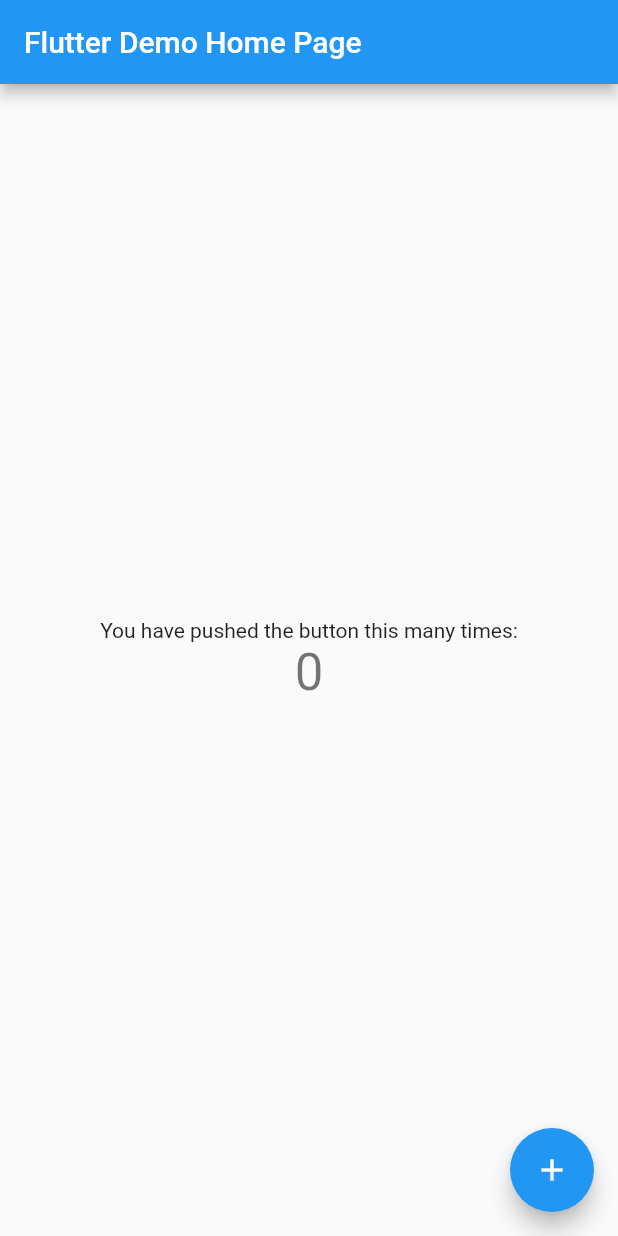
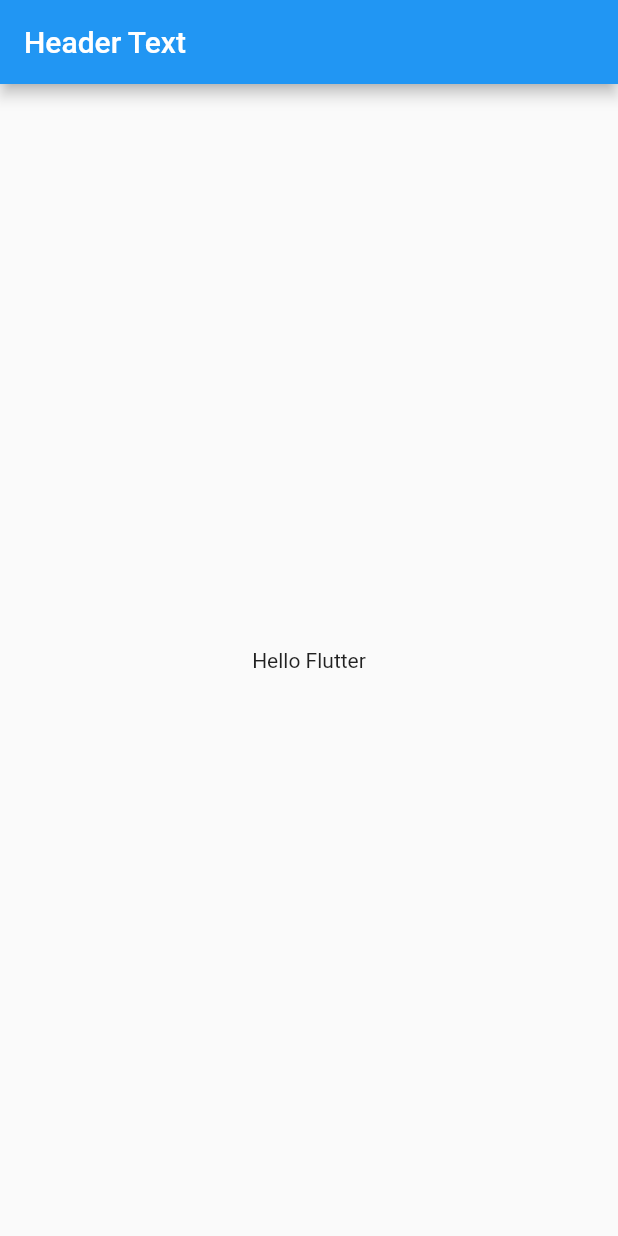
Before and after one commit to devym-37/flutter, a Flutter app: the screen it shows after launch, on a phone screen of 412 x 824 dp. Run offline on Flutter 3.47's test engine with Material 2 defaults, Android fonts, the phone set to English and light mode, and no system bars.

Commit message:
flutter helloworld

```diff
--- a/toonflix/lib/main.dart
+++ b/toonflix/lib/main.dart
@@ -1,115 +1,22 @@
 import 'package:flutter/material.dart';
 
 void main() {
-  runApp(const MyApp());
+  runApp(App());
 }
 
-class MyApp extends StatelessWidget {
-  const MyApp({super.key});
-
-  // This widget is the root of your application.
+// flutter SDK 3개의 core Widget중 하나를 상속 받아야한다
+class App extends StatelessWidget {
+  // build 메서드 구현 ui 구성
+  // scaffold가 필요
   @override
   Widget build(BuildContext context) {
     return MaterialApp(
-      title: 'Flutter Demo',
-      theme: ThemeData(
-        // This is the theme of your application.
-        //
-        // Try running your application with "flutter run". You'll see the
-        // application has a blue toolbar. Then, without quitting the app, try
-        // changing the primarySwatch below to Colors.green and then invoke
-        // "hot reload" (press "r" in the console where you ran "flutter run",
-        // or simply save your changes to "hot reload" in a Flutter IDE).
-        // Notice that the counter didn't reset back to zero; the application
-        // is not restarted.
-        primarySwatch: Colors.blue,
+      home: Scaffold(
+        appBar: AppBar(
+          title: Text('Header Text'),
+        ),
+        body: Center(child: Text('Hello Flutter')),
       ),
-      home: const MyHomePage(title: 'Flutter Demo Home Page'),
     );
   }
 }
-
-class MyHomePage extends StatefulWidget {
-  const MyHomePage({super.key, required this.title});
-
-  // This widget is the home page of your application. It is stateful, meaning
-  // that it has a State object (defined below) that contains fields that affect
-  // how it looks.
-
-  // This class is the configuration for the state. It holds the values (in this
-  // case the title) provided by the parent (in this case the App widget) and
-  // used by the build method of the State. Fields in a Widget subclass are
-  // always marked "final".
-
-  final String title;
-
-  @override
-  State<MyHomePage> createState() => _MyHomePageState();
-}
-
-class _MyHomePageState extends State<MyHomePage> {
-  int _counter = 0;
-
-  void _incrementCounter() {
-    setState(() {
-      // This call to setState tells the Flutter framework that something has
-      // changed in this State, which causes it to rerun the build method below
-      // so that the display can reflect the updated values. If we changed
-      // _counter without calling setState(), then the build method would not be
-      // called again, and so nothing would appear to happen.
-      _counter++;
-    });
-  }
-
-  @override
-  Widget build(BuildContext context) {
-    // This method is rerun every time setState is called, for instance as done
-    // by the _incrementCounter method above.
-    //
-    // The Flutter framework has been optimized to make rerunning build methods
-    // fast, so that you can just rebuild anything that needs updating rather
-    // than having to individually change instances of widgets.
-    return Scaffold(
-      appBar: AppBar(
-        // Here we take the value from the MyHomePage object that was created by
-        // the App.build method, and use it to set our appbar title.
-        title: Text(widget.title),
-      ),
-      body: Center(
-        // Center is a layout widget. It takes a single child and positions it
-        // in the middle of the parent.
-        child: Column(
-          // Column is also a layout widget. It takes a list of children and
-          // arranges them vertically. By default, it sizes itself to fit its
-          // children horizontally, and tries to be as tall as its parent.
-          //
-          // Invoke "debug painting" (press "p" in the console, choose the
-          // "Toggle Debug Paint" action from the Flutter Inspector in Android
-          // Studio, or the "Toggle Debug Paint" command in Visual Studio Code)
-          // to see the wireframe for each widget.
-          //
-          // Column has various properties to control how it sizes itself and
-          // how it positions its children. Here we use mainAxisAlignment to
-          // center the children vertically; the main axis here is the vertical
-          // axis because Columns are vertical (the cross axis would be
-          // horizontal).
-          mainAxisAlignment: MainAxisAlignment.center,
-          children: <Widget>[
-            const Text(
-              'You have pushed the button this many times:',
-            ),
-            Text(
-              '$_counter',
-              style: Theme.of(context).textTheme.headlineMedium,
-            ),
-          ],
-        ),
-      ),
-      floatingActionButton: FloatingActionButton(
-        onPressed: _incrementCounter,
-        tooltip: 'Increment',
-        child: const Icon(Icons.add),
-      ), // This trailing comma makes auto-formatting nicer for build methods.
-    );
-  }
-}
```
